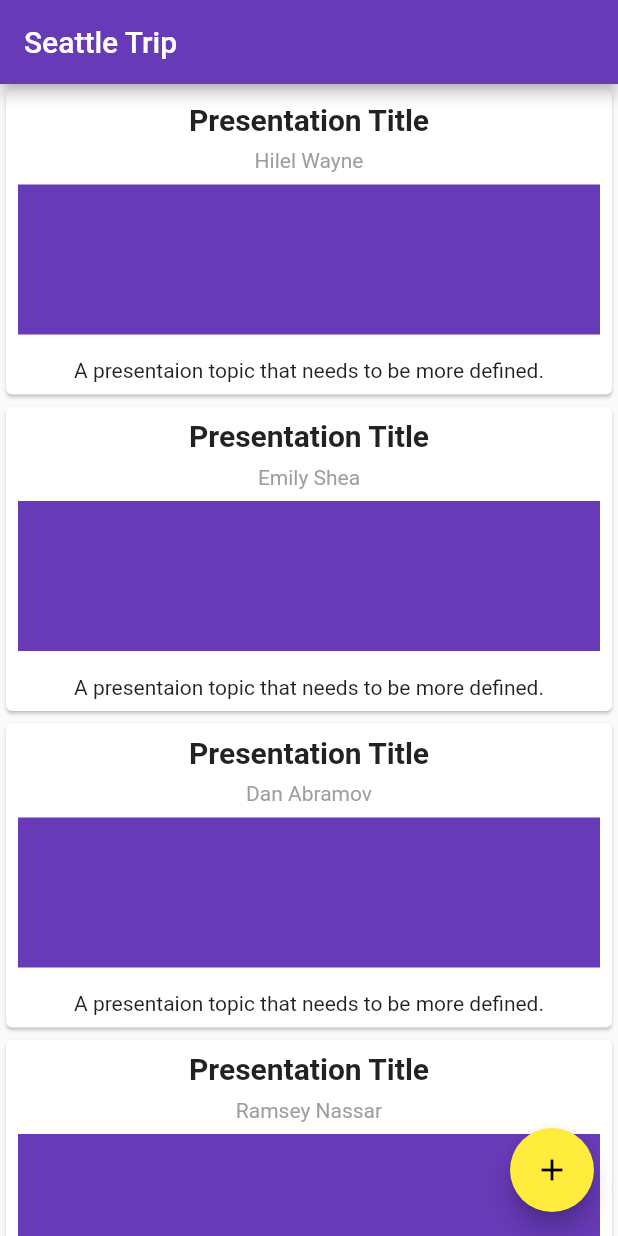
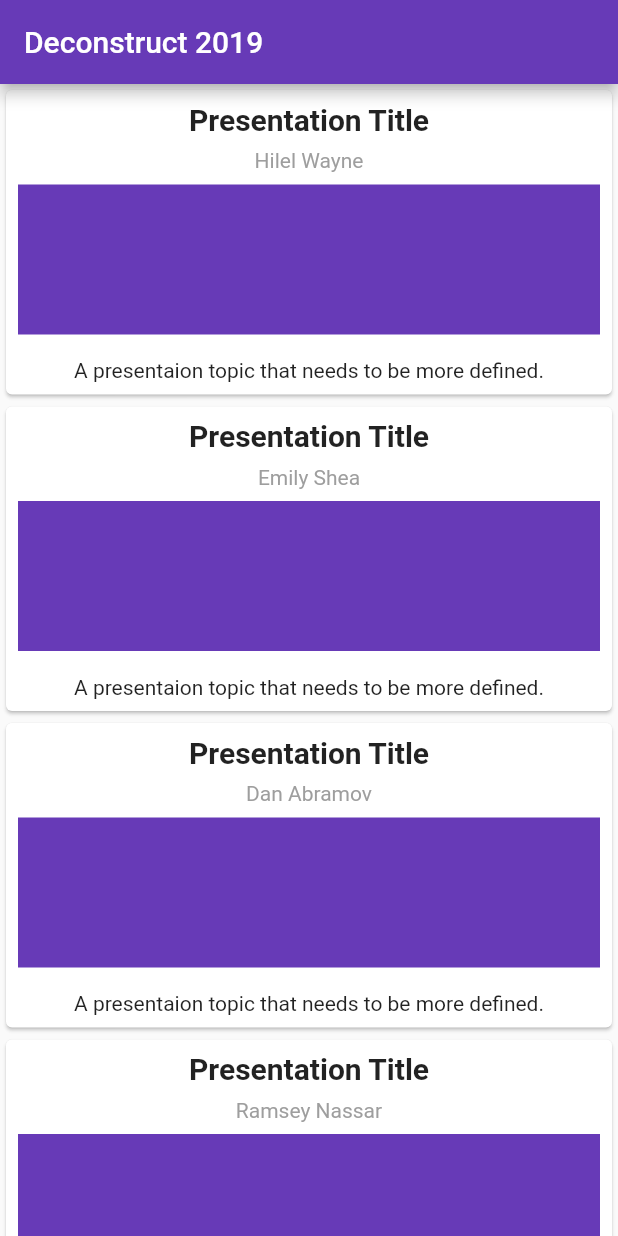
Before and after one commit to Zureka/deconstruct-2019, a Flutter app: the screen it shows after launch, on a phone screen of 412 x 824 dp. Run offline on Flutter 3.47's test engine with Material 2 defaults, Android fonts, the phone set to English and light mode, and no system bars.

Commit message:
Change title and remove FAB

```diff
--- a/lib/pages/home.dart
+++ b/lib/pages/home.dart
@@ -7,16 +7,9 @@ class HomePage extends StatelessWidget {
   Widget build(BuildContext context) {
     return Scaffold(
       appBar: AppBar(
-        title: Text('Seattle Trip'),
+        title: Text('Deconstruct 2019'),
       ),
       body: SpeakerControl(),
-      floatingActionButton: FloatingActionButton(
-        child: Icon(Icons.add),
-        onPressed: () {},
-        foregroundColor: Colors.black,
-        backgroundColor: Colors.yellow,
-        tooltip: 'Add New Presentation',
-      ),
     );
   }
 }
```
